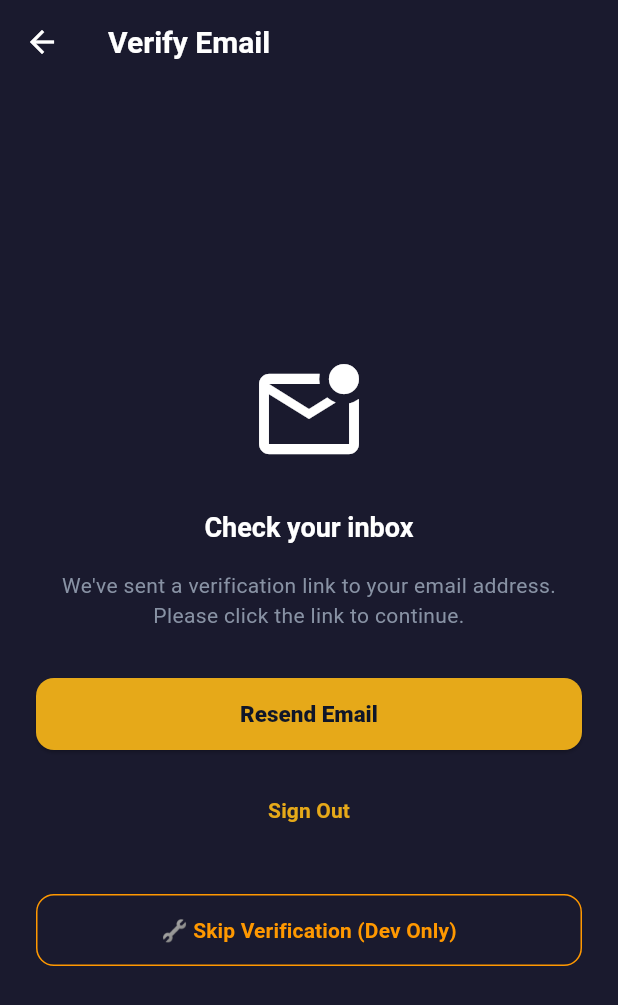
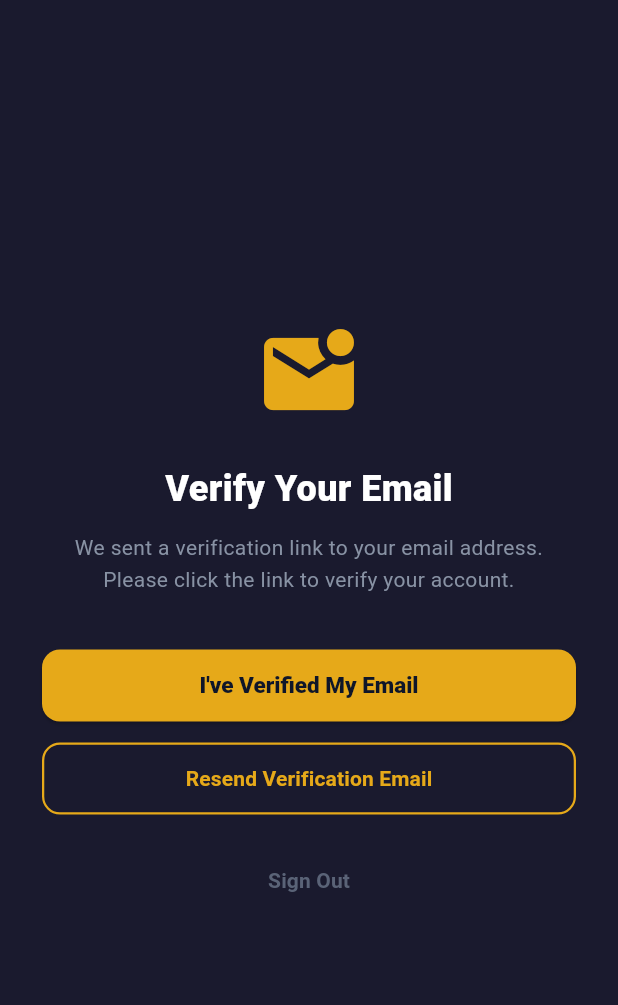
Before and after one commit to OgayoTK1/mobile_dev, a Flutter app: the EmailVerificationScreen screen opened directly, on a phone screen of 412 x 824 dp. Shown: the top 1005 px of the screen. Run offline on Flutter 3.47's test engine with Material 3 defaults, Android fonts, the phone set to English and light mode, and no system bars; our stand-ins replace cloud_firestore, firebase_auth, firebase_core, flutter_map, flutter_riverpod, latlong2 and 2 more; missing offline and left inert: firebase_app_check; accounts and stored records are empty.

Commit message:
updated screen folder

```diff
--- a/kigali_city_app/lib/screens/auth/email_verification_screen.dart
+++ b/kigali_city_app/lib/screens/auth/email_verification_screen.dart
@@ -1,9 +1,23 @@
-import 'dart:async';
 import 'package:flutter/material.dart';
 import 'package:flutter_riverpod/flutter_riverpod.dart';
+import '../../core/constants/app_constants.dart';
 import '../../core/utils/helpers.dart';
 import '../../providers/app_providers.dart';
 
+/// ──────────────────────────────────────────────────────────────
+/// Email Verification Screen
+///
+/// Displayed when user is authenticated but email is NOT verified.
+/// This screen BLOCKS access to the Directory and all main screens.
+///
+/// Flow:
+///   1. User sees this screen after signup
+///   2. They check their email and click the verification link
+///   3. They come back and tap "I've Verified My Email"
+///   4. App calls reloadUser() to refresh the emailVerified flag
+///   5. If verified → auth wrapper routes to main app
+///   6. If not verified → shows error message
+/// ──────────────────────────────────────────────────────────────
 class EmailVerificationScreen extends ConsumerStatefulWidget {
   const EmailVerificationScreen({super.key});
 
@@ -14,33 +28,45 @@ class EmailVerificationScreen extends ConsumerStatefulWidget {
 
 class _EmailVerificationScreenState
     extends ConsumerState<EmailVerificationScreen> {
-  Timer? _timer;
+  bool _isChecking = false;
   bool _isResending = false;
 
-  @override
-  void initState() {
-    super.initState();
-    // Poll Firebase every 3 seconds to check if the user verified their email.
-    _timer = Timer.periodic(const Duration(seconds: 3), (_) async {
-      await ref.read(authRepositoryProvider).refreshUser();
-    });
+  Future<void> _checkVerification() async {
+    setState(() => _isChecking = true);
+
+    try {
+      final authRepo = ref.read(authRepositoryProvider);
+      final isVerified = await authRepo.checkEmailVerified();
+
+      if (!isVerified && mounted) {
+        showErrorSnackbar(
+          context,
+          'Email not yet verified. Please check your inbox.',
+        );
+      }
+      // If verified, authStateChanges will emit and the auth
+      // wrapper will automatically navigate to the main app.
+    } catch (e) {
+      if (mounted) {
+        showErrorSnackbar(context, 'Error checking verification status.');
+      }
+    } finally {
+      if (mounted) setState(() => _isChecking = false);
+    }
   }
 
-  @override
-  void dispose() {
-    _timer?.cancel();
-    super.dispose();
-  }
+  Future<void> _resendVerification() async {
+    setState(() => _isResending = true);
 
-  Future<void> _resend() async {
-    setState(() => _isResending = true);
     try {
-      await ref.read(authRepositoryProvider).resendVerificationEmail();
+      await ref.read(authRepositoryProvider).sendVerificationEmail();
       if (mounted) {
-        showSuccessSnackbar(context, 'Verification email sent');
+        showSuccessSnackbar(context, 'Verification email sent!');
       }
     } catch (e) {
-      if (mounted) showErrorSnackbar(context, e.toString());
+      if (mounted) {
+        showErrorSnackbar(context, 'Could not send verification email.');
+      }
     } finally {
       if (mounted) setState(() => _isResending = false);
     }
@@ -49,69 +75,87 @@ class _EmailVerificationScreenState
   @override
   Widget build(BuildContext context) {
     return Scaffold(
-      appBar: AppBar(title: const Text('Verify Email')),
-      body: Padding(
-        padding: const EdgeInsets.all(24),
+      body: SafeArea(
+        child: Padding(
+          padding: const EdgeInsets.symmetric(horizontal: 28),
           child: Column(
             mainAxisAlignment: MainAxisAlignment.center,
-          crossAxisAlignment: CrossAxisAlignment.stretch,
             children: [
-            const Icon(Icons.mark_email_unread_outlined, size: 80),
+              const Icon(
+                Icons.mark_email_unread,
+                size: 72,
+                color: AppColors.accent,
+              ),
               const SizedBox(height: 24),
-            Text(
-              'Check your inbox',
-              style: Theme.of(context).textTheme.headlineSmall,
+              const Text(
+                'Verify Your Email',
+                style: TextStyle(
+                  fontSize: 24,
+                  fontWeight: FontWeight.w800,
+                  color: AppColors.textPrimary,
+                ),
+              ),
+              const SizedBox(height: 12),
+              const Text(
+                'We sent a verification link to your email address. '
+                'Please click the link to verify your account.',
                 textAlign: TextAlign.center,
+                style: TextStyle(
+                  fontSize: 14,
+                  color: AppColors.textMuted,
+                  height: 1.5,
                 ),
-            const SizedBox(height: 16),
-            Text(
-              "We've sent a verification link to your email address. "
-              'Please click the link to continue.',
-              style: Theme.of(context).textTheme.bodyMedium,
-              textAlign: TextAlign.center,
               ),
-            const SizedBox(height: 32),
-            ElevatedButton(
-              onPressed: _isResending ? null : _resend,
+              const SizedBox(height: 36),
+
+              // Check verification button
+              SizedBox(
+                width: double.infinity,
+                child: ElevatedButton(
+                  onPressed: _isChecking ? null : _checkVerification,
+                  child: _isChecking
+                      ? const SizedBox(
+                          height: 20,
+                          width: 20,
+                          child: CircularProgressIndicator(
+                            strokeWidth: 2,
+                            color: AppColors.backgroundDarker,
+                          ),
+                        )
+                      : const Text("I've Verified My Email"),
+                ),
+              ),
+              const SizedBox(height: 14),
+
+              // Resend button
+              SizedBox(
+                width: double.infinity,
+                child: OutlinedButton(
+                  onPressed: _isResending ? null : _resendVerification,
                   child: _isResending
                       ? const SizedBox(
                           height: 20,
                           width: 20,
-                      child: CircularProgressIndicator(strokeWidth: 2),
+                          child: CircularProgressIndicator(
+                            strokeWidth: 2,
+                            color: AppColors.accent,
+                          ),
                         )
-                  : const Text('Resend Email'),
+                      : const Text('Resend Verification Email'),
                 ),
-            const SizedBox(height: 16),
+              ),
+              const SizedBox(height: 20),
+
+              // Sign out
               TextButton(
                 onPressed: () => ref.read(authRepositoryProvider).signOut(),
-              child: const Text('Sign Out'),
+                child: const Text(
+                  'Sign Out',
+                  style: TextStyle(color: AppColors.textDim),
                 ),
-            const SizedBox(height: 32),
-            // DEV ONLY: Bypass email verification for testing
-            OutlinedButton(
-              style: OutlinedButton.styleFrom(
-                foregroundColor: Colors.orange,
-                side: const BorderSide(color: Colors.orange),
-              ),
-              onPressed: () async {
-                // Manually mark email as verified in Firebase (dev workaround)
-                final user = ref.read(authRepositoryProvider).currentUser;
-                if (user != null) {
-                  // This won't actually verify the email in Firebase, but will
-                  // let us proceed for testing. In production, remove this button.
-                  if (mounted) {
-                    showSuccessSnackbar(
-                      context,
-                      '⚠️ Dev bypass: Proceeding without verification',
-                    );
-                  }
-                  // Force a sign out and sign in to refresh the auth state
-                  // This is a workaround - the proper fix is to get Firebase emails working
-                }
-              },
-              child: const Text('🔧 Skip Verification (Dev Only)'),
               ),
             ],
+          ),
         ),
       ),
     );
```
Also changed, not shown: kigali_city_app/lib/repositories/auth_repository.dart (+11 -0 lines). Lines whose indentation alone changed are shown as unchanged.
